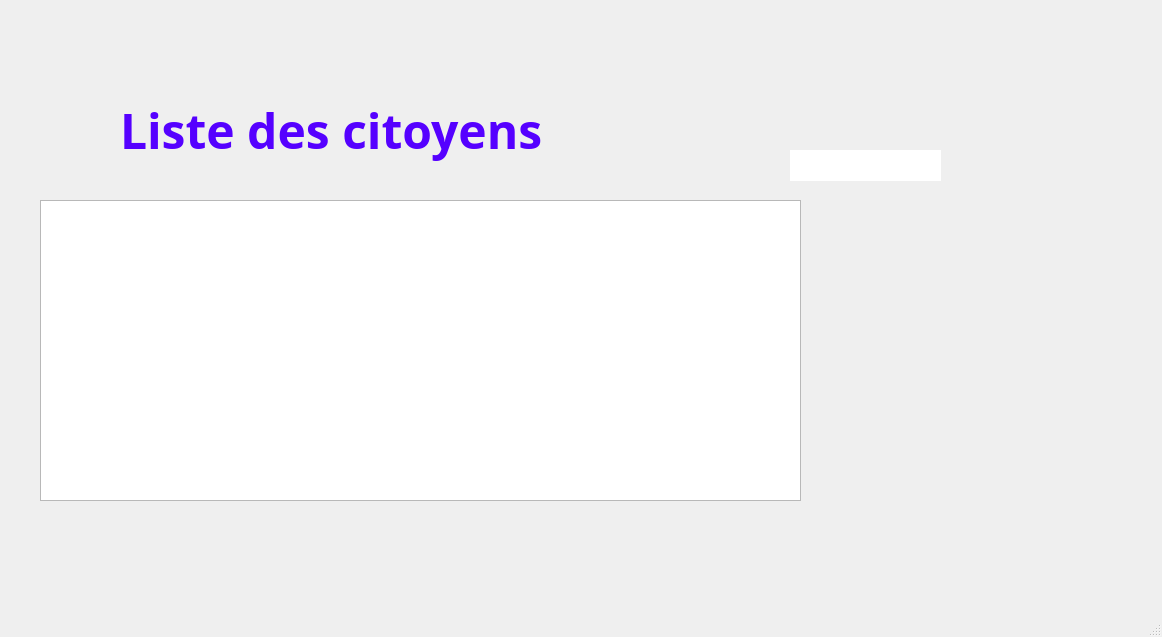
IbriRima/Smart_Municipality_2A3, file mainwindow.ui: the form before one commit.
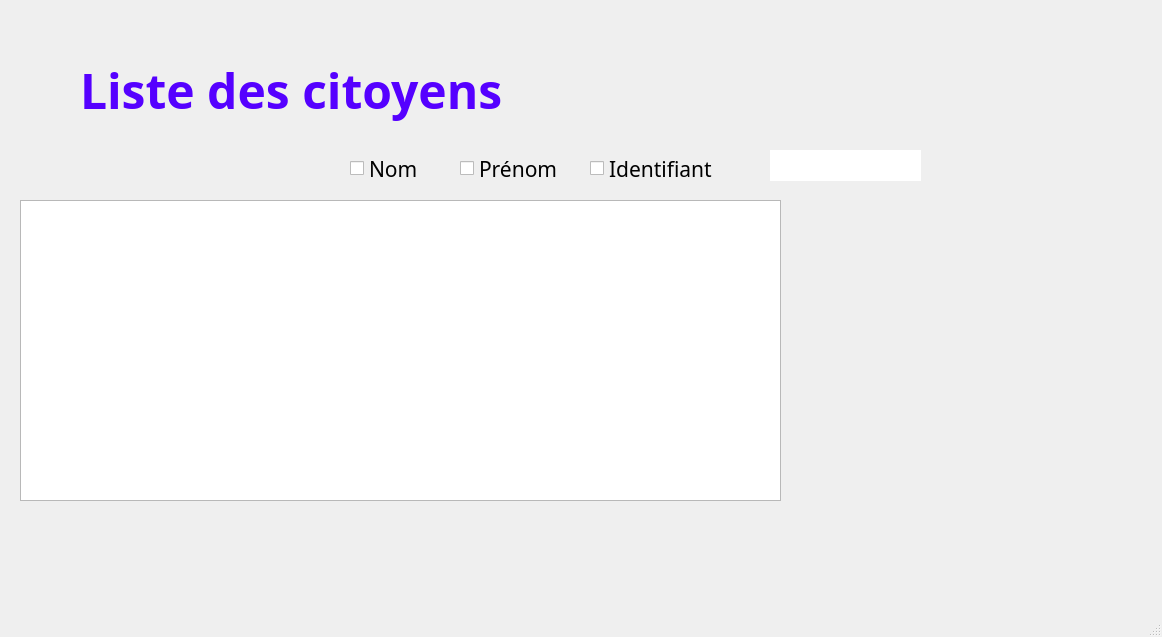
The form after the commit. The open tabs and pages were chosen to show the change. Icons and pictures are not drawn. Custom widgets are drawn as their Qt base class.

Diff of the .ui file:
```diff
--- a/mainwindow.ui
+++ b/mainwindow.ui
@@ -6891,7 +6891,7 @@
      <widget class="QStackedWidget" name="stackedWidget">
       <property name="geometry">
        <rect>
-        <x>0</x>
+        <x>-20</x>
         <y>10</y>
         <width>1171</width>
         <height>591</height>
@@ -9573,10 +9573,10 @@
        <widget class="QLabel" name="label_34">
         <property name="geometry">
          <rect>
-          <x>130</x>
-          <y>80</y>
+          <x>110</x>
+          <y>30</y>
           <width>681</width>
-          <height>81</height>
+          <height>101</height>
          </rect>
         </property>
         <property name="font">
@@ -9603,6 +9603,63 @@
          <bool>false</bool>
         </property>
        </widget>
+       <widget class="QCheckBox" name="rech_id">
+        <property name="geometry">
+         <rect>
+          <x>620</x>
+          <y>140</y>
+          <width>141</width>
+          <height>37</height>
+         </rect>
+        </property>
+        <property name="font">
+         <font>
+          <family>Corbel</family>
+          <pointsize>16</pointsize>
+         </font>
+        </property>
+        <property name="text">
+         <string>Identifiant</string>
+        </property>
+       </widget>
+       <widget class="QCheckBox" name="rech_prenom">
+        <property name="geometry">
+         <rect>
+          <x>490</x>
+          <y>140</y>
+          <width>121</width>
+          <height>37</height>
+         </rect>
+        </property>
+        <property name="font">
+         <font>
+          <family>Corbel</family>
+          <pointsize>16</pointsize>
+         </font>
+        </property>
+        <property name="text">
+         <string>Prénom</string>
+        </property>
+       </widget>
+       <widget class="QCheckBox" name="rech_nom">
+        <property name="geometry">
+         <rect>
+          <x>380</x>
+          <y>140</y>
+          <width>92</width>
+          <height>37</height>
+         </rect>
+        </property>
+        <property name="font">
+         <font>
+          <family>Corbel</family>
+          <pointsize>16</pointsize>
+         </font>
+        </property>
+        <property name="text">
+         <string>Nom</string>
+        </property>
+       </widget>
       </widget>
       <widget class="QWidget" name="page_8">
        <widget class="QLineEdit" name="input_tel">
```
Left out of the diff: 81 changed lines with no effect on the pictures.
